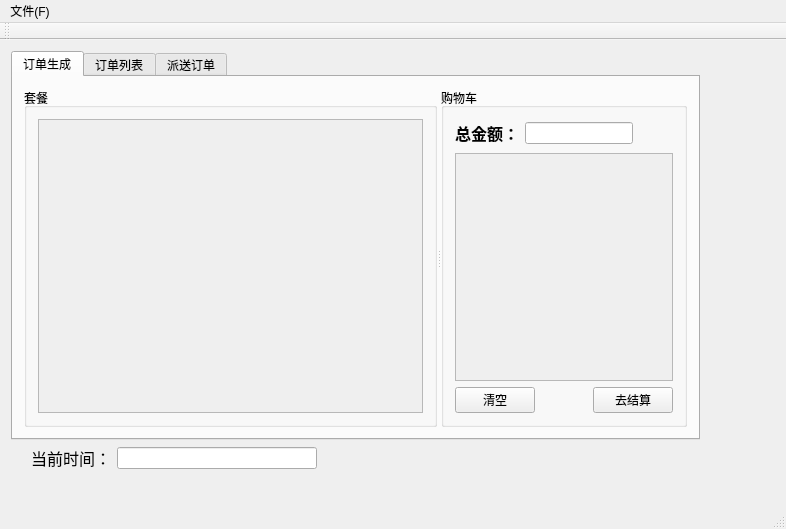
Old version of the form Takeaway Delivery System/src/MainWindow.ui in the repository HiZQP/Takeaway-Delivery-System.
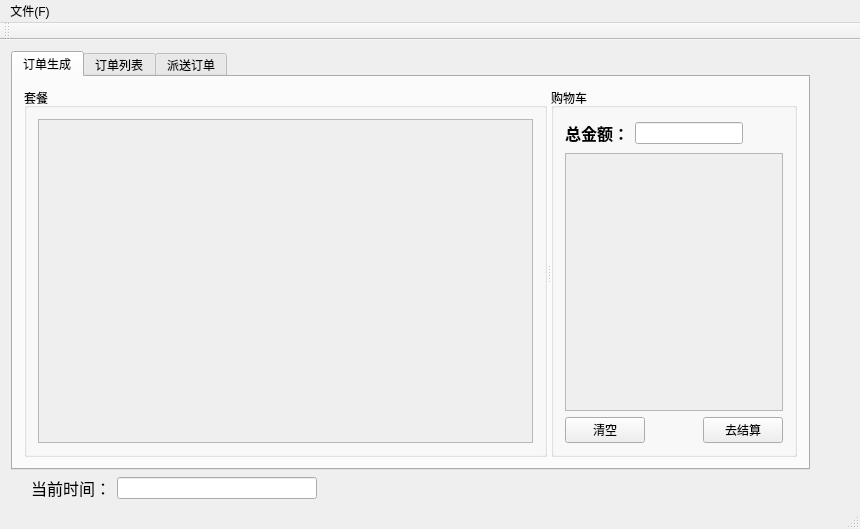
New version of the form.

```diff
--- a/Takeaway Delivery System/src/MainWindow.ui
+++ b/Takeaway Delivery System/src/MainWindow.ui
@@ -6,7 +6,7 @@
    <rect>
     <x>0</x>
     <y>0</y>
-    <width>786</width>
+    <width>860</width>
     <height>529</height>
    </rect>
   </property>
@@ -19,8 +19,8 @@
      <rect>
       <x>0</x>
       <y>0</y>
-      <width>711</width>
-      <height>441</height>
+      <width>821</width>
+      <height>471</height>
      </rect>
     </property>
     <layout class="QVBoxLayout" name="verticalLayout_4">
@@ -60,8 +60,8 @@
                  <rect>
                   <x>0</x>
                   <y>0</y>
-                  <width>405</width>
-                  <height>312</height>
+                  <width>515</width>
+                  <height>342</height>
                  </rect>
                 </property>
                </widget>
@@ -121,7 +121,7 @@
                     <x>0</x>
                     <y>0</y>
                     <width>224</width>
-                    <height>242</height>
+                    <height>273</height>
                    </rect>
                   </property>
                  </widget>
@@ -360,8 +360,8 @@
     <rect>
      <x>0</x>
      <y>0</y>
-     <width>786</width>
-     <height>21</height>
+     <width>860</width>
+     <height>20</height>
     </rect>
    </property>
    <widget class="QMenu" name="menu">
```
Left out of the diff: 16 changed lines with no effect on the pictures.
